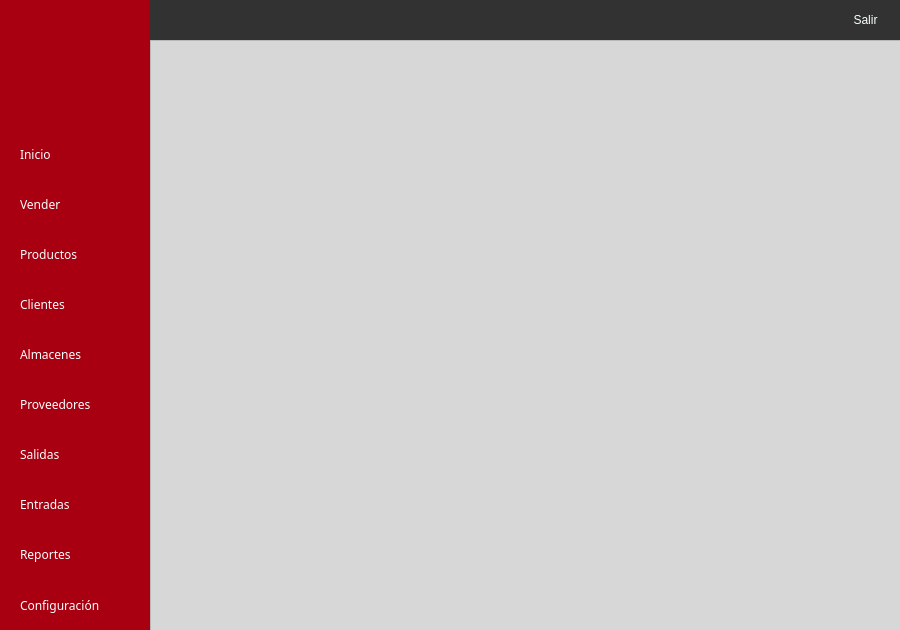
First picture: the form in UI/mainWindow.ui, repository abdieloflores/PuntoVenta_Python, before the edit.
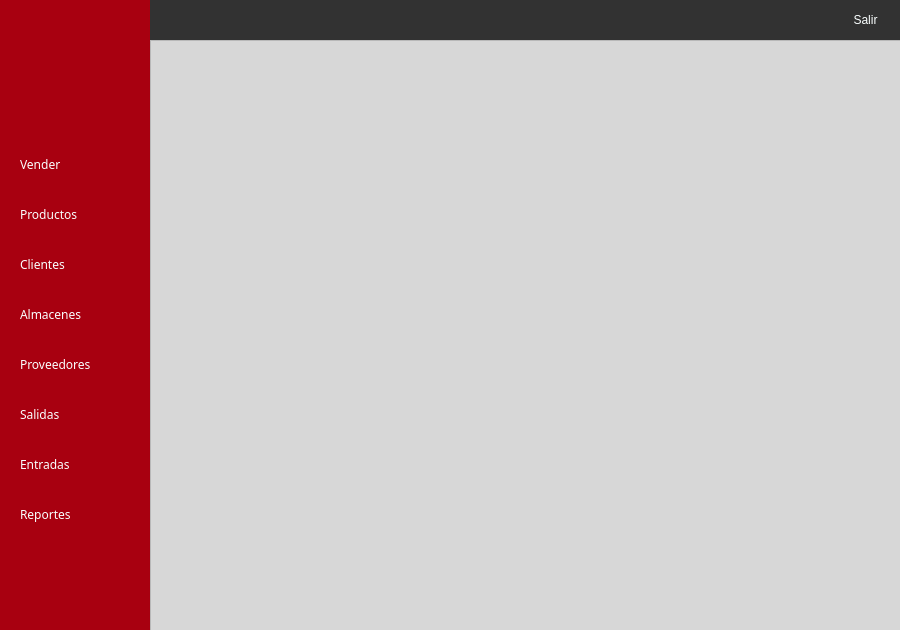
Second picture: the form after the edit. Icons and pictures are not drawn.

What changed in the file:
```diff
--- a/UI/mainWindow.ui
+++ b/UI/mainWindow.ui
@@ -120,7 +120,7 @@
      <property name="geometry">
       <rect>
        <x>0</x>
-       <y>480</y>
+       <y>440</y>
        <width>150</width>
        <height>49</height>
       </rect>
@@ -145,7 +145,7 @@
      <property name="geometry">
       <rect>
        <x>0</x>
-       <y>430</y>
+       <y>390</y>
        <width>150</width>
        <height>49</height>
       </rect>
@@ -170,7 +170,7 @@
      <property name="geometry">
       <rect>
        <x>0</x>
-       <y>330</y>
+       <y>290</y>
        <width>150</width>
        <height>49</height>
       </rect>
@@ -195,7 +195,7 @@
      <property name="geometry">
       <rect>
        <x>0</x>
-       <y>280</y>
+       <y>240</y>
        <width>150</width>
        <height>49</height>
       </rect>
@@ -220,7 +220,7 @@
      <property name="geometry">
       <rect>
        <x>0</x>
-       <y>230</y>
+       <y>190</y>
        <width>150</width>
        <height>49</height>
       </rect>
@@ -251,7 +251,7 @@
      <property name="geometry">
       <rect>
        <x>0</x>
-       <y>180</y>
+       <y>140</y>
        <width>150</width>
        <height>49</height>
       </rect>
@@ -323,7 +323,7 @@
      <property name="geometry">
       <rect>
        <x>0</x>
-       <y>380</y>
+       <y>340</y>
        <width>150</width>
        <height>49</height>
       </rect>
@@ -344,61 +344,11 @@
        <normaloff>:/Iconos/Clientes.png</normaloff>:/Iconos/Clientes.png</iconset>
      </property>
     </widget>
-    <widget class="QPushButton" name="bInicio">
-     <property name="geometry">
-      <rect>
-       <x>0</x>
-       <y>130</y>
-       <width>150</width>
-       <height>49</height>
-      </rect>
-     </property>
-     <property name="font">
-      <font>
-       <family>Avenir</family>
-      </font>
-     </property>
-     <property name="cursor">
-      <cursorShape>PointingHandCursor</cursorShape>
-     </property>
-     <property name="text">
-      <string>Inicio</string>
-     </property>
-     <property name="icon">
-      <iconset resource="../imagenes/imagenes.qrc">
-       <normaloff>:/Iconos/Inicio.png</normaloff>:/Iconos/Inicio.png</iconset>
-     </property>
-    </widget>
-    <widget class="QPushButton" name="bConfiguracion">
-     <property name="geometry">
-      <rect>
-       <x>0</x>
-       <y>580</y>
-       <width>150</width>
-       <height>51</height>
-      </rect>
-     </property>
-     <property name="font">
-      <font>
-       <family>Avenir</family>
-      </font>
-     </property>
-     <property name="cursor">
-      <cursorShape>PointingHandCursor</cursorShape>
-     </property>
-     <property name="text">
-      <string>Configuración</string>
-     </property>
-     <property name="icon">
-      <iconset resource="../imagenes/imagenes.qrc">
-       <normaloff>:/Iconos/Configuracion.png</normaloff>:/Iconos/Configuracion.png</iconset>
-     </property>
-    </widget>
     <widget class="QPushButton" name="bReportes">
      <property name="geometry">
       <rect>
        <x>0</x>
-       <y>530</y>
+       <y>490</y>
        <width>150</width>
        <height>49</height>
       </rect>
```
